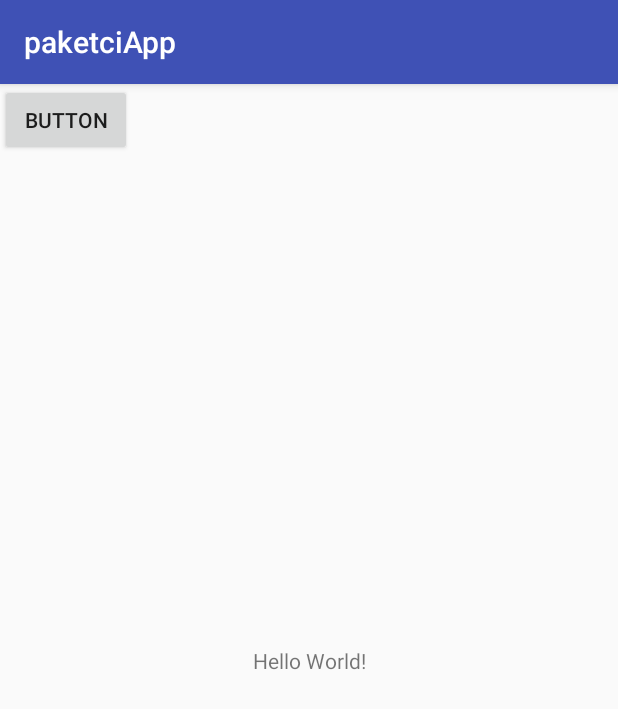
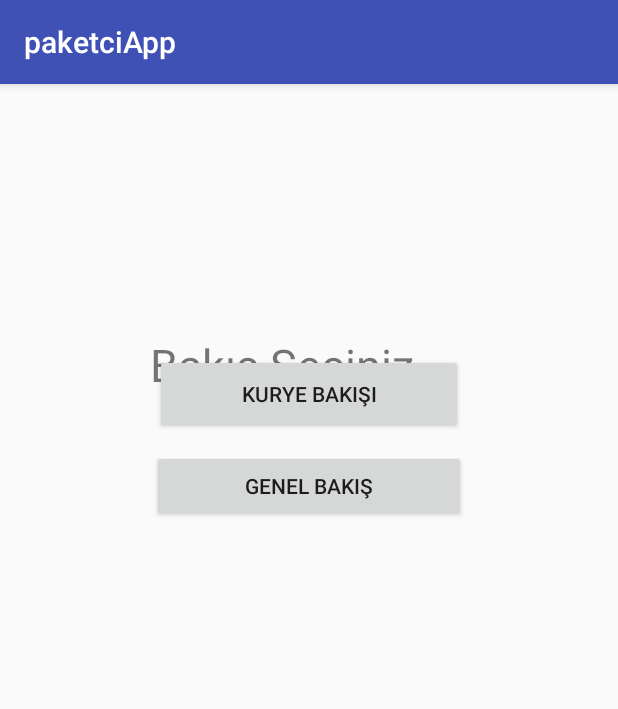
Before and after one commit to sezgink/paketci-frontend, an Android app: the screen it shows after launch (MainActivity), on a phone screen of 412 x 824 dp. Shown: the top 709 px of the screen. Run offline under Robolectric (Android 15) with nearby library versions, the phone set to English and light mode, and no system bars.

Commit message:
Giriş menüsü ayarlamaları

```diff
--- a/paketciApp/app/src/main/res/layout/activity_main.xml
+++ b/paketciApp/app/src/main/res/layout/activity_main.xml
@@ -7,20 +7,39 @@
     tools:context="com.example.sezgink.paketciapp.MainActivity">
 
     <TextView
-        android:layout_width="wrap_content"
-        android:layout_height="wrap_content"
-        android:text="Hello World!"
+        android:layout_width="213dp"
+        android:layout_height="45dp"
+        android:text="Bakış Seçiniz"
+        android:textSize="30sp"
         app:layout_constraintBottom_toBottomOf="parent"
+        app:layout_constraintHorizontal_bias="0.502"
         app:layout_constraintLeft_toLeftOf="parent"
         app:layout_constraintRight_toRightOf="parent"
+        app:layout_constraintTop_toTopOf="parent"
+        app:layout_constraintVertical_bias="0.231" />
+
+    <Button
+        android:id="@+id/buttonCarrier"
+        android:layout_width="205dp"
+        android:layout_height="53dp"
+        android:layout_marginEnd="8dp"
+        android:layout_marginStart="8dp"
+        android:layout_marginTop="180dp"
+        android:text="Kurye Bakışı"
+        app:layout_constraintEnd_toEndOf="parent"
+        app:layout_constraintStart_toStartOf="parent"
         app:layout_constraintTop_toTopOf="parent" />
 
     <Button
-        android:id="@+id/buttonCarrier"
-        android:layout_width="wrap_content"
-        android:layout_height="wrap_content"
-        android:text="Button"
-        tools:layout_editor_absoluteX="148dp"
-        tools:layout_editor_absoluteY="103dp" />
+        android:id="@+id/buttonGeneral"
+        android:layout_width="209dp"
+        android:layout_height="48dp"
+        android:layout_marginEnd="8dp"
+        android:layout_marginStart="8dp"
+        android:layout_marginTop="244dp"
+        android:text="Genel Bakış"
+        app:layout_constraintEnd_toEndOf="parent"
+        app:layout_constraintStart_toStartOf="parent"
+        app:layout_constraintTop_toTopOf="parent" />
 
 </android.support.constraint.ConstraintLayout>
```
